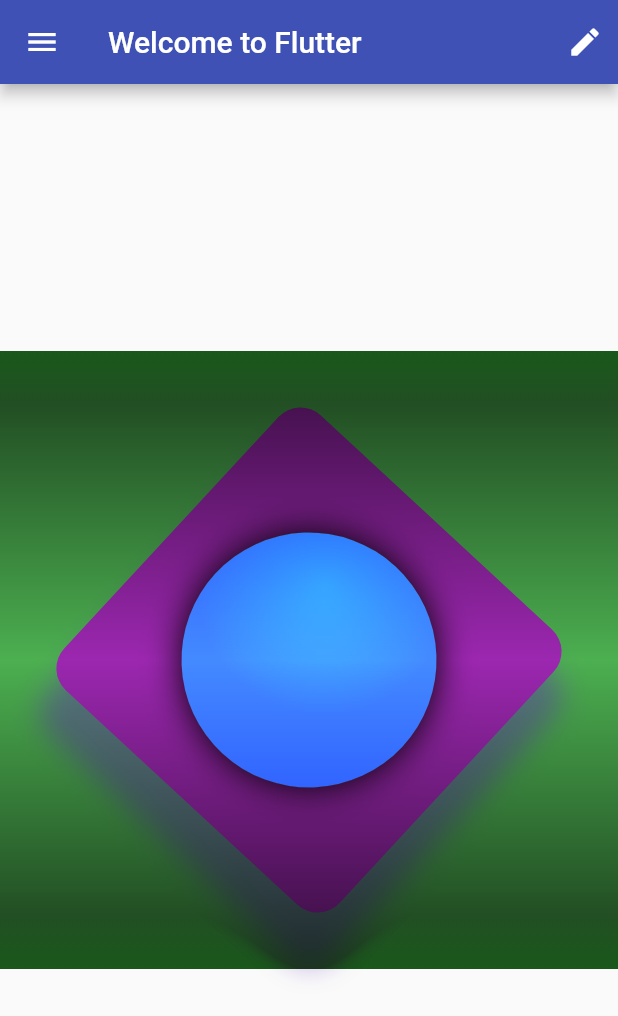
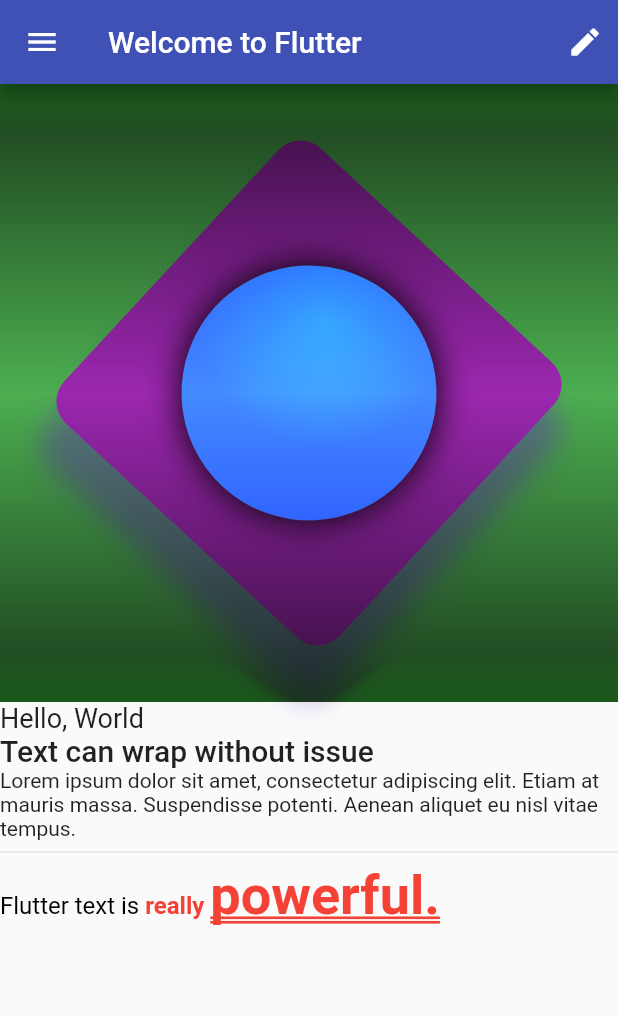
Before and after one commit to co360/flutter-cookbook, a Flutter app: the screen it shows after launch, on a phone screen of 412 x 824 dp. Shown: the top 1016 px of the screen. Run offline on Flutter 3.47's test engine with Material 2 defaults, Android fonts, the phone set to English and light mode, and no system bars.

Commit message:
Printing stylish text on the screen

```diff
--- a/03-introduction-to-widgets/flutter_layout/lib/basic_screen.dart
+++ b/03-introduction-to-widgets/flutter_layout/lib/basic_screen.dart
@@ -1,5 +1,6 @@
 import 'package:flutter/material.dart';
 import 'package:flutter_layout/immutable_widget.dart';
+import 'package:flutter_layout/text_layout.dart';
 
 class BasicScreen extends StatelessWidget {
   const BasicScreen({Key? key}) : super(key: key);
@@ -16,11 +17,13 @@ class BasicScreen extends StatelessWidget {
               child: Icon(Icons.edit),
             )
           ]),
-      body: const Center(
-          child: AspectRatio(
-        aspectRatio: 1.0,
-        child: ImmutableWidget(),
-      )),
+      body: Column(
+        crossAxisAlignment: CrossAxisAlignment.start,
+        children: [
+          AspectRatio(aspectRatio: 1.0, child: ImmutableWidget()),
+          TextLayout()
+        ],
+      ),
       drawer: Drawer(
         //side bar
         child: Container(
--- /dev/null
+++ b/03-introduction-to-widgets/flutter_layout/lib/text_layout.dart
@@ -0,0 +1,37 @@
+import 'package:flutter/material.dart';
+
+class TextLayout extends StatelessWidget {
+  @override
+  Widget build(BuildContext context) {
+    return Column(
+      crossAxisAlignment: CrossAxisAlignment.start,
+      children: <Widget>[
+        Text('Hello, World', style: TextStyle(fontSize: 18)),
+        Text('Text can wrap without issue',
+            style: Theme.of(context).textTheme.headline6),
+        Text(
+            'Lorem ipsum dolor sit amet, consectetur adipiscing elit. Etiam at mauris massa. Suspendisse potenti. Aenean aliquet eu nisl vitae tempus. '),
+        Divider(),
+        RichText(
+          text: TextSpan(
+              text: 'Flutter text is',
+              style: TextStyle(fontSize: 16, color: Colors.black),
+              children: <TextSpan>[
+                TextSpan(
+                    text: ' really ',
+                    style: TextStyle(
+                        fontWeight: FontWeight.bold, color: Colors.red),
+                    children: [
+                      TextSpan(
+                          text: 'powerful.',
+                          style: TextStyle(
+                              decoration: TextDecoration.underline,
+                              decorationStyle: TextDecorationStyle.double,
+                              fontSize: 36))
+                    ]),
+              ]),
+        )
+      ],
+    );
+  }
+}
```
